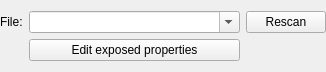
The window that guis/widget_component.ui (RubendeBruin/DAVE) describes before a commit, drawn with Qt 5.
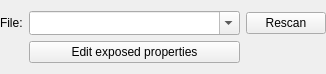
The same window after the commit.

```diff
--- a/guis/widget_component.ui
+++ b/guis/widget_component.ui
@@ -7,7 +7,7 @@
     <x>0</x>
     <y>0</y>
     <width>326</width>
-    <height>57</height>
+    <height>72</height>
    </rect>
   </property>
   <property name="windowTitle">
@@ -34,6 +34,9 @@
      <property name="editable">
       <bool>true</bool>
      </property>
+     <property name="sizeAdjustPolicy">
+      <enum>QComboBox::AdjustToMinimumContentsLengthWithIcon</enum>
+     </property>
     </widget>
    </item>
    <item row="1" column="0">
```
